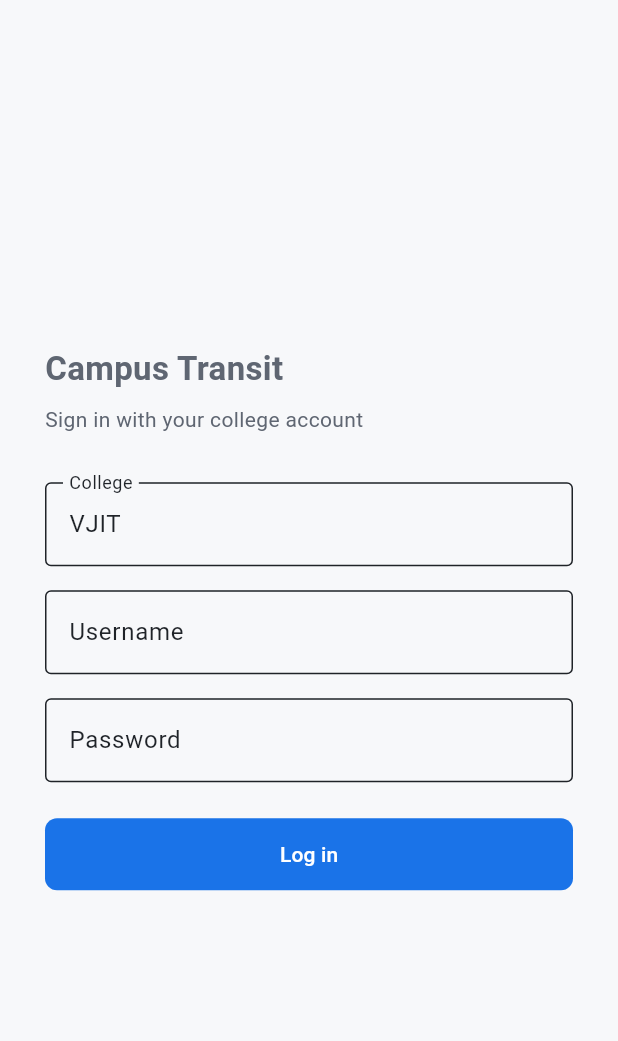
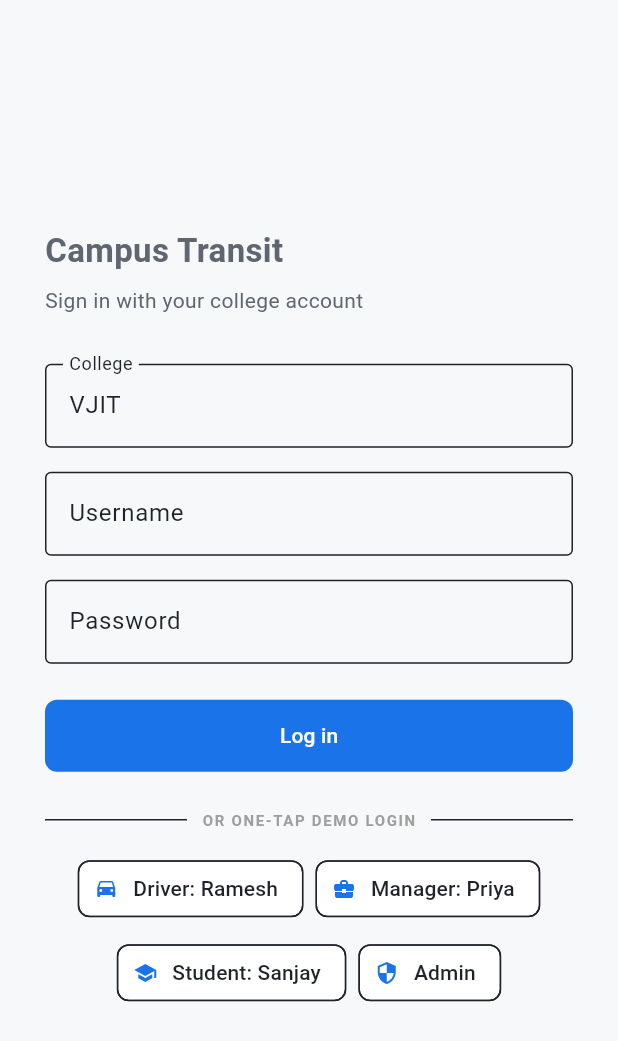
Before and after one commit to FASTGAMER1247/Vbus, a Flutter app: the screen it shows after launch, on a phone screen of 412 x 824 dp. Shown: the top 1041 px of the screen. Run offline on Flutter 3.47's test engine with Material 3 defaults, Android fonts, the phone set to English and light mode, and no system bars; our stand-ins replace flutter_map, flutter_riverpod, geolocator, go_router, latlong2, qr_flutter and 1 more; missing offline and left inert: mobile_scanner; accounts and stored records are empty.

Commit message:
feat(auth): add one-tap demo login roles and fast auth fallback

```diff
--- a/lib/features/student/login_screen.dart
+++ b/lib/features/student/login_screen.dart
@@ -49,6 +49,13 @@ class _LoginScreenState extends ConsumerState<LoginScreen> {
     } finally {
       if (mounted) setState(() => _isLoading = false);
     }
+  }
+
+  void _quickFill(String username) {
+    _collegeController.text = 'VJIT';
+    _usernameController.text = username;
+    _passwordController.text = 'demo';
+    _submit();
   }
 
   @override
@@ -109,6 +116,53 @@ class _LoginScreenState extends ConsumerState<LoginScreen> {
                     isLoading: _isLoading,
                     onPressed: _submit,
                   ),
+                  const SizedBox(height: 24),
+                  const Row(
+                    children: [
+                      Expanded(child: Divider()),
+                      Padding(
+                        padding: EdgeInsets.symmetric(horizontal: 10),
+                        child: Text(
+                          'OR ONE-TAP DEMO LOGIN',
+                          style: TextStyle(
+                            fontSize: 10,
+                            fontWeight: FontWeight.bold,
+                            letterSpacing: 1.1,
+                            color: Colors.grey,
+                          ),
+                        ),
+                      ),
+                      Expanded(child: Divider()),
+                    ],
+                  ),
+                  const SizedBox(height: 14),
+                  Wrap(
+                    spacing: 8,
+                    runSpacing: 8,
+                    alignment: WrapAlignment.center,
+                    children: [
+                      ActionChip(
+                        avatar: const Icon(Icons.drive_eta, size: 16),
+                        label: const Text('Driver: Ramesh'),
+                        onPressed: _isLoading ? null : () => _quickFill('Ramesh K'),
+                      ),
+                      ActionChip(
+                        avatar: const Icon(Icons.business_center, size: 16),
+                        label: const Text('Manager: Priya'),
+                        onPressed: _isLoading ? null : () => _quickFill('Priya Nair'),
+                      ),
+                      ActionChip(
+                        avatar: const Icon(Icons.school, size: 16),
+                        label: const Text('Student: Sanjay'),
+                        onPressed: _isLoading ? null : () => _quickFill('Sanjay'),
+                      ),
+                      ActionChip(
+                        avatar: const Icon(Icons.security, size: 16),
+                        label: const Text('Admin'),
+                        onPressed: _isLoading ? null : () => _quickFill('Platform Admin'),
+                      ),
+                    ],
+                  ),
                 ],
               ),
             ),
```
Also changed, not shown: lib/data/remote/remote_auth_repository.dart (+26 -0 lines).
